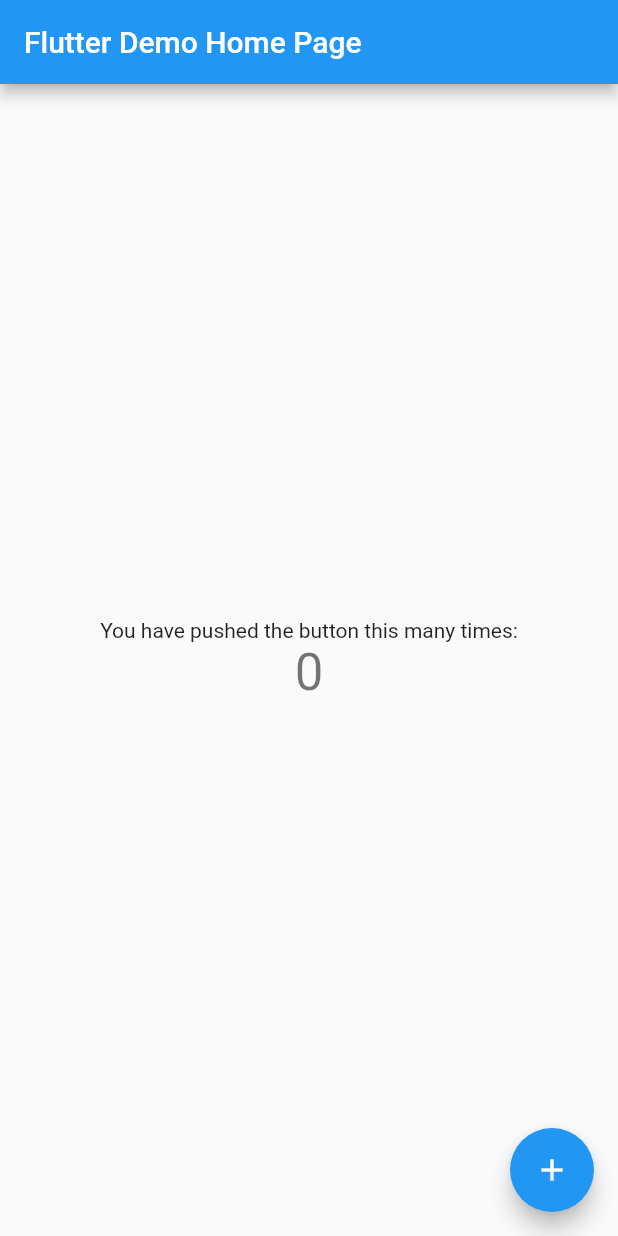
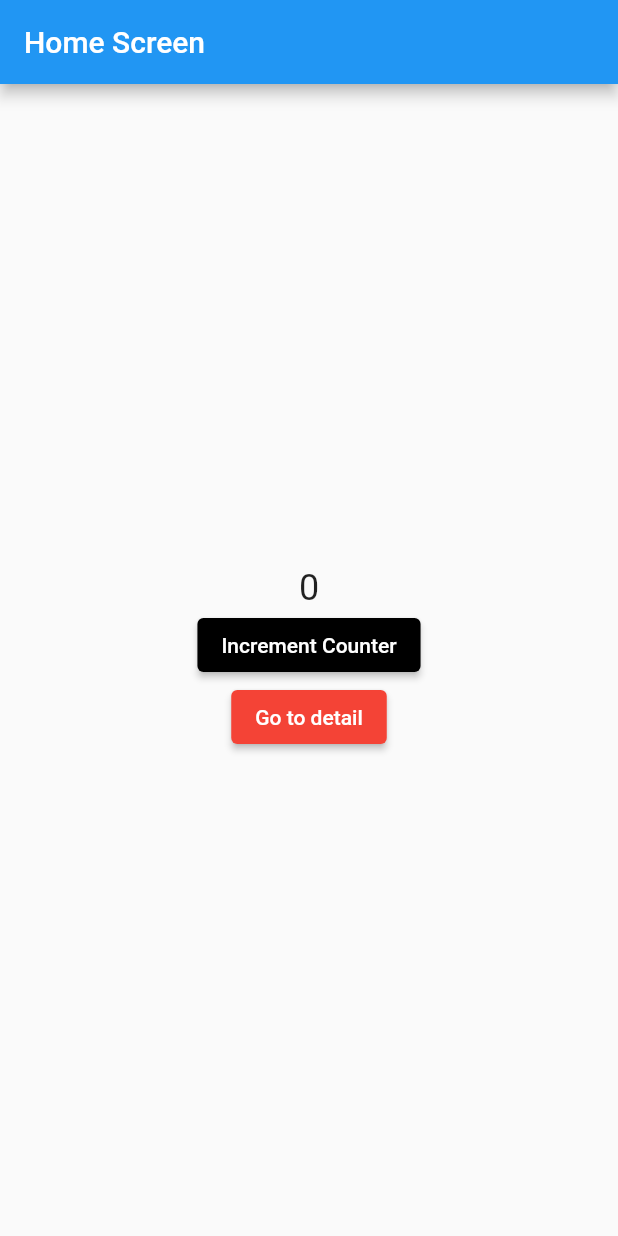
Before and after one commit to apjavier2/Flutter_GetX, a Flutter app: the screen it shows after launch, on a phone screen of 412 x 824 dp. Run offline on Flutter 3.47's test engine with Material 2 defaults, Android fonts, the phone set to English and light mode, and no system bars; our stand-ins replace get.

Commit message:
getX framework basics

```diff
--- a/lib/main.dart
+++ b/lib/main.dart
@@ -1,6 +1,13 @@
 import 'package:flutter/material.dart';
+import 'package:study_getx/all_bindings.dart';
+import 'package:study_getx/pages/details/binding/detail_binding.dart';
+import 'package:study_getx/pages/details/view/detail.dart';
+import 'package:study_getx/pages/home/binding/home_binding.dart';
+import 'package:study_getx/pages/home/view/home.dart';
+import 'package:get/get.dart';
 
 void main() {
+  AllBindings.setDependencies();
   runApp(const MyApp());
 }
 
@@ -10,106 +17,20 @@ class MyApp extends StatelessWidget {
   // This widget is the root of your application.
   @override
   Widget build(BuildContext context) {
-    return MaterialApp(
+    return GetMaterialApp(
       title: 'Flutter Demo',
       theme: ThemeData(
-        // This is the theme of your application.
-        //
-        // Try running your application with "flutter run". You'll see the
-        // application has a blue toolbar. Then, without quitting the app, try
-        // changing the primarySwatch below to Colors.green and then invoke
-        // "hot reload" (press "r" in the console where you ran "flutter run",
-        // or simply save your changes to "hot reload" in a Flutter IDE).
-        // Notice that the counter didn't reset back to zero; the application
-        // is not restarted.
         primarySwatch: Colors.blue,
       ),
-      home: const MyHomePage(title: 'Flutter Demo Home Page'),
+      getPages: [
+        GetPage(
+            name: '/home', page: () => HomeScreen(), binding: HomeBinding()),
+        GetPage(
+            name: '/details',
+            page: () => DetailScreen(),
+            binding: DetailBinding()),
+      ],
+      home: HomeScreen(),
     );
   }
 }
-
-class MyHomePage extends StatefulWidget {
-  const MyHomePage({super.key, required this.title});
-
-  // This widget is the home page of your application. It is stateful, meaning
-  // that it has a State object (defined below) that contains fields that affect
-  // how it looks.
-
-  // This class is the configuration for the state. It holds the values (in this
-  // case the title) provided by the parent (in this case the App widget) and
-  // used by the build method of the State. Fields in a Widget subclass are
-  // always marked "final".
-
-  final String title;
-
-  @override
-  State<MyHomePage> createState() => _MyHomePageState();
-}
-
-class _MyHomePageState extends State<MyHomePage> {
-  int _counter = 0;
-
-  void _incrementCounter() {
-    setState(() {
-      // This call to setState tells the Flutter framework that something has
-      // changed in this State, which causes it to rerun the build method below
-      // so that the display can reflect the updated values. If we changed
-      // _counter without calling setState(), then the build method would not be
-      // called again, and so nothing would appear to happen.
-      _counter++;
-    });
-  }
-
-  @override
-  Widget build(BuildContext context) {
-    // This method is rerun every time setState is called, for instance as done
-    // by the _incrementCounter method above.
-    //
-    // The Flutter framework has been optimized to make rerunning build methods
-    // fast, so that you can just rebuild anything that needs updating rather
-    // than having to individually change instances of widgets.
-    return Scaffold(
-      appBar: AppBar(
-        // Here we take the value from the MyHomePage object that was created by
-        // the App.build method, and use it to set our appbar title.
-        title: Text(widget.title),
-      ),
-      body: Center(
-        // Center is a layout widget. It takes a single child and positions it
-        // in the middle of the parent.
-        child: Column(
-          // Column is also a layout widget. It takes a list of children and
-          // arranges them vertically. By default, it sizes itself to fit its
-          // children horizontally, and tries to be as tall as its parent.
-          //
-          // Invoke "debug painting" (press "p" in the console, choose the
-          // "Toggle Debug Paint" action from the Flutter Inspector in Android
-          // Studio, or the "Toggle Debug Paint" command in Visual Studio Code)
-          // to see the wireframe for each widget.
-          //
-          // Column has various properties to control how it sizes itself and
-          // how it positions its children. Here we use mainAxisAlignment to
-          // center the children vertically; the main axis here is the vertical
-          // axis because Columns are vertical (the cross axis would be
-          // horizontal).
-          mainAxisAlignment: MainAxisAlignment.center,
-          children: <Widget>[
-            const Text(
-              'You have pushed the button this many times:',
-            ),
-            Text(
-              '$_counter',
-              style: Theme.of(context).textTheme.headline4,
-            ),
-          ],
-        ),
-      ),
-      floatingActionButton: FloatingActionButton(
-        onPressed: _incrementCounter,
-        tooltip: 'Increment',
-        child: const Icon(Icons.add),
-      ), // This trailing comma makes auto-formatting nicer for build methods.
-    );
-  }
-}
--- /dev/null
+++ b/lib/pages/details/binding/detail_binding.dart
@@ -0,0 +1,11 @@
+import 'package:get/get.dart';
+import 'package:get/get_instance/src/bindings_interface.dart';
+
+import '../controller/detail_controller.dart';
+
+class DetailBinding extends Bindings {
+  @override
+  void dependencies() {
+    Get.put(DetailController());
+  }
+}
--- /dev/null
+++ b/lib/pages/details/controller/detail_controller.dart
@@ -0,0 +1,3 @@
+import 'package:get/get.dart';
+
+class DetailController extends GetxController {}
--- /dev/null
+++ b/lib/pages/home/controller/home_controller.dart
@@ -0,0 +1,10 @@
+import 'package:get/get.dart';
+
+class HomeController extends GetxController {
+  //adding .obs makes a variable observable
+  var count = 0.obs;
+
+  void increment() {
+    count++;
+  }
+}
--- /dev/null
+++ b/lib/pages/home/view/home.dart
@@ -0,0 +1,74 @@
+import 'package:flutter/material.dart';
+import 'package:get/get.dart';
+import 'package:study_getx/pages/home/controller/home_controller.dart';
+import 'package:study_getx/services/api_service.dart';
+
+class HomeScreen extends StatelessWidget {
+  HomeScreen({super.key});
+
+  /*Line 12 - 17 will be added in the home_binding file */
+  //Dependency injection
+  //This creates the api service inside the GET package, that's why it can be accessed by the children
+  // final apiService = Get.put(ApiService());
+
+  // //state
+  // final homeController = Get.put(HomeController());
+
+  //Binding
+  final apiService = Get.find<ApiService>();
+  final homeController = Get.find<HomeController>();
+
+  @override
+  Widget build(BuildContext context) {
+    return Scaffold(
+      appBar: AppBar(
+        title: const Text("Home Screen"),
+      ),
+      body: SizedBox(
+        width: double.infinity,
+        child: Column(
+          mainAxisAlignment: MainAxisAlignment.center,
+          children: [
+            //The text should be wrapped by Obx since it is being observed
+            Obx(() => Text("${homeController.count}",
+                style: const TextStyle(fontSize: 24))),
+            ElevatedButton(
+              onPressed: () {
+                //Get.toNamed("/details");
+                //--- Disables the back button. Doesn't allow user to go back (Ex. Splash Screen)
+                //Get.off(() => const DetailScreen());
+
+                //Dependency Injection
+                //log(apiService.fetchTextFromApi());
+
+                //altering the state
+                homeController.increment();
+              },
+              style: ElevatedButton.styleFrom(backgroundColor: Colors.black),
+              child: const Text('Increment Counter',
+                  style: TextStyle(color: Colors.white)),
+            ),
+            ElevatedButton(
+              onPressed: () {
+                //utils
+                // Get.defaultDialog(
+                //     title: 'This is a dialog',
+                //     backgroundColor: Colors.blue,
+                //     middleText: 'Sample dialog');
+
+                Get.snackbar('Title', 'This is getx snackbar',
+                    backgroundColor: Colors.amber,
+                    snackPosition: SnackPosition.BOTTOM);
+
+                //Get.toNamed("/details");
+              },
+              style: ElevatedButton.styleFrom(backgroundColor: Colors.red),
+              child: const Text('Go to detail',
+                  style: TextStyle(color: Colors.white)),
+            )
+          ],
+        ),
+      ),
+    );
+  }
+}
--- /dev/null
+++ b/lib/services/api_service.dart
@@ -0,0 +1,7 @@
+class ApiService {
+  String fetchTextFromApi() {
+    return "this text is loaded from the backend";
+  }
+
+  int value = 3;
+}
--- a/pubspec.yaml
+++ b/pubspec.yaml
@@ -36,6 +36,7 @@ dependencies:
   # The following adds the Cupertino Icons font to your application.
   # Use with the CupertinoIcons class for iOS style icons.
   cupertino_icons: ^1.0.2
+  get: ^4.6.5
 
 dev_dependencies:
   flutter_test:
```
Also changed, not shown: lib/all_bindings.dart (added, +9 -0 lines), lib/pages/details/view/detail.dart (added, +37 -0 lines), lib/pages/home/binding/home_binding.dart (added, +11 -0 lines), pubspec.lock.
